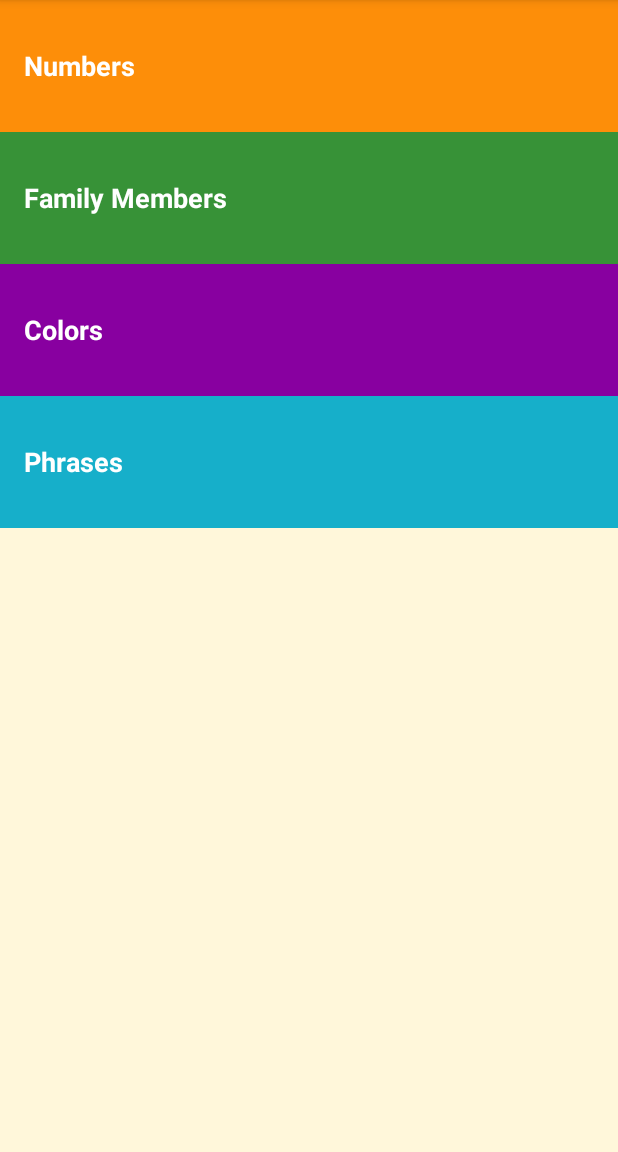
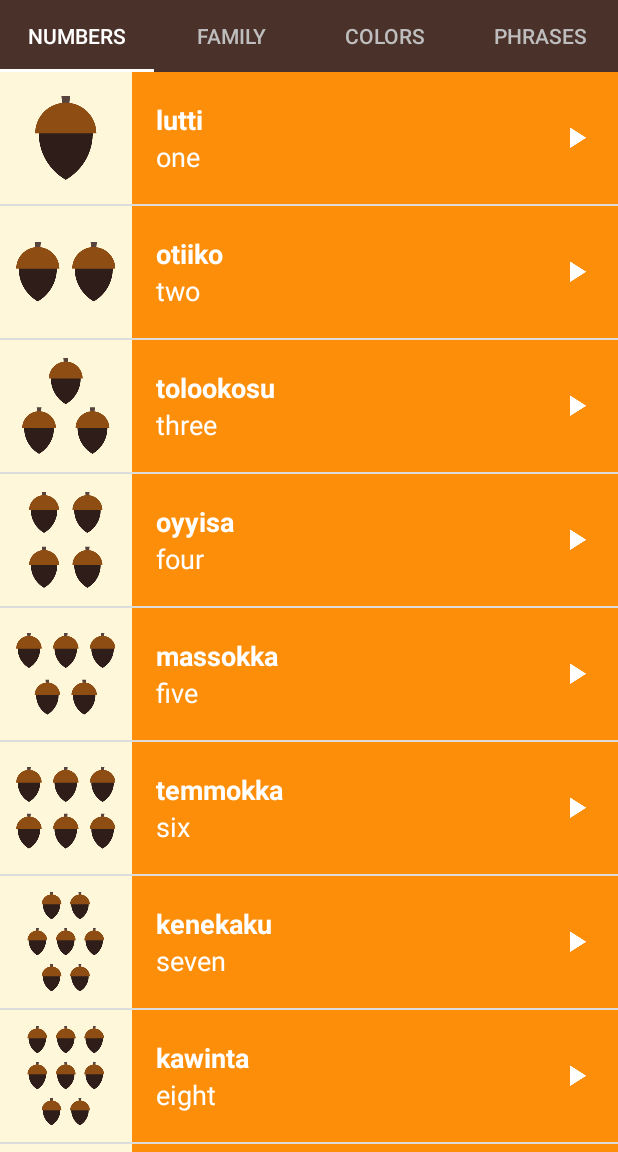
Before and after one commit to BytePair/Miwok, an Android app: the screen it shows after launch (MainActivity), on a phone screen of 412 x 824 dp, the part 84-1236 px from its top. Run offline under Robolectric (Android 15) with nearby library versions, the phone set to English and light mode, and no system bars.

Commit message:
Added fragment page adapter Deleted the unused activities

```diff
--- a/app/src/main/java/com/example/android/miwok/ColorsFragment.java
+++ b/app/src/main/java/com/example/android/miwok/ColorsFragment.java
@@ -21,7 +21,7 @@ import java.util.ArrayList;
  */
 public class ColorsFragment extends Fragment {
 
-    private final String TAG = NumbersActivity.class.getSimpleName();
+    private final String TAG = MainActivity.class.getSimpleName();
 
     /** Handles playback of all the sound files */
     private MediaPlayer mMediaPlayer;
--- a/app/src/main/java/com/example/android/miwok/FamilyFragment.java
+++ b/app/src/main/java/com/example/android/miwok/FamilyFragment.java
@@ -21,7 +21,7 @@ import java.util.ArrayList;
  */
 public class FamilyFragment extends Fragment {
 
-    private final String TAG = NumbersActivity.class.getSimpleName();
+    private final String TAG = MainActivity.class.getSimpleName();
 
     /** Handles playback of all the sound files */
     private MediaPlayer mMediaPlayer;
--- a/app/src/main/java/com/example/android/miwok/MainActivity.java
+++ b/app/src/main/java/com/example/android/miwok/MainActivity.java
@@ -16,54 +16,53 @@
 package com.example.android.miwok;
 
 import android.content.Intent;
+import android.os.Build;
 import android.os.Bundle;
+import android.support.design.widget.TabLayout;
+import android.support.v4.view.ViewPager;
 import android.support.v7.app.AppCompatActivity;
+import android.util.Log;
 import android.view.View;
 
 public class MainActivity extends AppCompatActivity {
+
+    private final String TAG = MainActivity.class.getSimpleName();
 
     @Override
     protected void onCreate(Bundle savedInstanceState) {
         super.onCreate(savedInstanceState);
 
-        // Set the content of the activity to use the activity_main.xml layout file
-        setContentView(R.layout.activity_main);
-    }
 
-    /**
-     * Launches NumbersActivity
-     * @param view
-     */
-    public void openNumbersList(View view) {
-        Intent intent = new Intent(this, NumbersActivity.class);
-        startActivity(intent);
-    }
+        // Check if we're running on Android 5.0 or higher (Material Design)
+        if (Build.VERSION.SDK_INT >= 21) {
 
-    /**
-     * Launches FamilyActivity
-     * @param view
-     */
-    public void openFamilyList(View view) {
-        Intent intent = new Intent(this, FamilyActivity.class);
-        startActivity(intent);
-    }
+            // To remove the shadow under the action bar
+            if (getSupportActionBar() != null) {
+                getSupportActionBar().setElevation(0);
+            }
 
-    /**
-     * Launches ColorsActivity
-     * @param view
-     */
-    public void openColorsList(View view) {
-        Intent intent = new Intent(this, ColorsActivity.class);
-        startActivity(intent);
-    }
+        } else {
+            // Implement this feature without material design
+            Log.i(TAG, "this device is running below 5.0...");
+        }
 
-    /**
-     * Launches PhrasesActivity
-     * @param view
-     */
-    public void openPhrasesList(View view) {
-        Intent intent = new Intent(this, PhrasesActivity.class);
-        startActivity(intent);
+
+        // Set the content of the activity to use the activity category
+        setContentView(R.layout.activity_category);
+
+        // Find the view pager that will allow the user to swipe between fragments
+        ViewPager viewPager = (ViewPager) findViewById(R.id.viewpager);
+
+        // Create an adapter that knows which fragment should be shown on each page
+        SimpleFragmentPagerAdapter adapter = new SimpleFragmentPagerAdapter(getSupportFragmentManager());
+
+        // Set the adapter onto the view pager
+        viewPager.setAdapter(adapter);
+
+        // Give the TabLayout to the ViewPager
+        TabLayout tabLayout = (TabLayout) findViewById(R.id.sliding_tabs);
+        tabLayout.setupWithViewPager(viewPager);
+
     }
 
 }
--- a/app/src/main/java/com/example/android/miwok/NumbersFragment.java
+++ b/app/src/main/java/com/example/android/miwok/NumbersFragment.java
@@ -21,7 +21,7 @@ import java.util.ArrayList;
  */
 public class NumbersFragment extends Fragment {
 
-    private final String TAG = NumbersActivity.class.getSimpleName();
+    private final String TAG = MainActivity.class.getSimpleName();
 
     /** Handles playback of all the sound files */
     private MediaPlayer mMediaPlayer;
--- a/app/src/main/java/com/example/android/miwok/PhrasesFragment.java
+++ b/app/src/main/java/com/example/android/miwok/PhrasesFragment.java
@@ -21,7 +21,7 @@ import java.util.ArrayList;
  */
 public class PhrasesFragment extends Fragment {
 
-    private final String TAG = NumbersActivity.class.getSimpleName();
+    private final String TAG = MainActivity.class.getSimpleName();
 
     /** Handles playback of all the sound files */
     private MediaPlayer mMediaPlayer;
--- /dev/null
+++ b/app/src/main/java/com/example/android/miwok/SimpleFragmentPagerAdapter.java
@@ -0,0 +1,40 @@
+package com.example.android.miwok;
+
+import android.support.v4.app.Fragment;
+import android.support.v4.app.FragmentManager;
+import android.support.v4.app.FragmentPagerAdapter;
+
+public class SimpleFragmentPagerAdapter extends FragmentPagerAdapter {
+
+    final int PAGE_COUNT = 4;
+    private String tabTitles[] = new String[] { "Numbers", "Family", "Colors", "Phrases" };
+
+    public SimpleFragmentPagerAdapter(FragmentManager fm) {
+        super(fm);
+    }
+
+    @Override
+    public Fragment getItem(int position) {
+        if (position == 0) {
+            return new NumbersFragment();
+        } else if (position == 1){
+            return new FamilyFragment();
+        } else if (position == 2){
+            return new ColorsFragment();
+        }else {
+            return new PhrasesFragment();
+        }
+    }
+
+    @Override
+    public int getCount() {
+        return PAGE_COUNT;
+    }
+
+    @Override
+    public CharSequence getPageTitle(int position) {
+        // generate tab title based on page position
+        return tabTitles[position];
+    }
+
+}
--- a/app/src/main/res/layout/activity_category.xml
+++ b/app/src/main/res/layout/activity_category.xml
@@ -1,6 +1,24 @@
 <?xml version="1.0" encoding="utf-8"?>
+
 <LinearLayout xmlns:android="http://schemas.android.com/apk/res/android"
+              xmlns:app="http://schemas.android.com/apk/res-auto"
               android:id="@+id/container"
               android:layout_width="match_parent"
               android:layout_height="match_parent"
-              android:orientation="vertical"/>
+              android:orientation="vertical">
+
+    <android.support.design.widget.TabLayout
+            android:id="@+id/sliding_tabs"
+            android:layout_width="match_parent"
+            android:layout_height="wrap_content"
+            android:background="@color/primary_color"
+            app:tabTextColor="?android:attr/textColorSecondaryInverseNoDisable"
+            app:tabSelectedTextColor="@android:color/white"
+            app:tabIndicatorColor="@android:color/white"/>
+
+    <android.support.v4.view.ViewPager
+            android:id="@+id/viewpager"
+            android:layout_height="match_parent"
+            android:layout_width="match_parent" />
+
+</LinearLayout>
--- a/app/src/main/res/layout/activity_main.xml
+++ /dev/null
@@ -1,80 +0,0 @@
-<?xml version="1.0" encoding="utf-8"?>
-<!-- Copyright (C) 2016 The Android Open Source Project
-
-     Licensed under the Apache License, Version 2.0 (the "License");
-     you may not use this file except in compliance with the License.
-     You may obtain a copy of the License at
-
-          http://www.apache.org/licenses/LICENSE-2.0
-
-     Unless required by applicable law or agreed to in writing, software
-     distributed under the License is distributed on an "AS IS" BASIS,
-     WITHOUT WARRANTIES OR CONDITIONS OF ANY KIND, either express or implied.
-     See the License for the specific language governing permissions and
-     limitations under the License.
--->
-<LinearLayout xmlns:android="http://schemas.android.com/apk/res/android"
-              xmlns:tools="http://schemas.android.com/tools"
-              android:layout_width="match_parent"
-              android:layout_height="match_parent"
-              android:background="@color/tan_background"
-              android:orientation="vertical"
-              tools:context="com.example.android.miwok.MainActivity">
-
-    <!-- Numbers category -->
-    <FrameLayout
-            android:layout_width="match_parent"
-            android:layout_height="wrap_content"
-            android:background="@color/category_numbers"
-            android:clickable="false"
-            android:onClick="openNumbersList">
-
-        <TextView
-                android:id="@+id/numbers"
-                style="@style/CategoryStyle"
-                android:background="?android:attr/selectableItemBackground"
-                android:text="@string/category_numbers"/>
-    </FrameLayout>
-
-    <!-- Family category -->
-    <FrameLayout
-            android:layout_width="match_parent"
-            android:layout_height="wrap_content"
-            android:background="@color/category_family">
-
-        <TextView
-                android:id="@+id/family"
-                style="@style/CategoryStyle"
-                android:background="?android:attr/selectableItemBackground"
-                android:text="@string/category_family"
-                android:onClick="openFamilyList"/>
-    </FrameLayout>
-
-    <!-- Colors category -->
-    <FrameLayout
-            android:layout_width="match_parent"
-            android:layout_height="wrap_content"
-            android:background="@color/category_colors"
-            android:onClick="openColorsList">
-
-        <TextView
-                android:id="@+id/colors"
-                style="@style/CategoryStyle"
-                android:background="?android:attr/selectableItemBackground"
-                android:text="@string/category_colors"/>
-    </FrameLayout>
-
-    <!-- Phrases category -->
-    <FrameLayout
-            android:layout_width="match_parent"
-            android:layout_height="wrap_content"
-            android:background="@color/category_phrases"
-            android:onClick="openPhrasesList">
-
-        <TextView
-                android:id="@+id/phrases"
-                style="@style/CategoryStyle"
-                android:background="?android:attr/selectableItemBackground"
-                android:text="@string/category_phrases"/>
-    </FrameLayout>
-</LinearLayout>
--- a/app/src/main/res/layout/word_list.xml
+++ b/app/src/main/res/layout/word_list.xml
@@ -5,4 +5,4 @@
           android:orientation="vertical"
           android:layout_width="match_parent"
           android:layout_height="match_parent"
-          tools:context="com.example.android.miwok.NumbersActivity"/>
+          tools:context="com.example.android.miwok.MainActivity"/>
--- a/app/src/main/res/values/styles.xml
+++ b/app/src/main/res/values/styles.xml
@@ -18,6 +18,7 @@
     <style name="AppTheme" parent="Theme.AppCompat.Light.DarkActionBar">
         <item name="colorPrimary">@color/primary_color</item>
         <item name="colorPrimaryDark">@color/primary_dark_color</item>
+        <item name="android:windowContentOverlay">@null</item>
     </style>
 
     <!-- Style for a category of vocabulary words -->
```
Also changed, not shown: app/src/main/AndroidManifest.xml (+0 -20 lines), app/src/main/java/com/example/android/miwok/ColorsActivity.java (deleted, +0 -16 lines), app/src/main/java/com/example/android/miwok/FamilyActivity.java (deleted, +0 -16 lines), app/src/main/java/com/example/android/miwok/NumbersActivity.java (deleted, +0 -16 lines), app/src/main/java/com/example/android/miwok/PhrasesActivity.java (deleted, +0 -16 lines).
